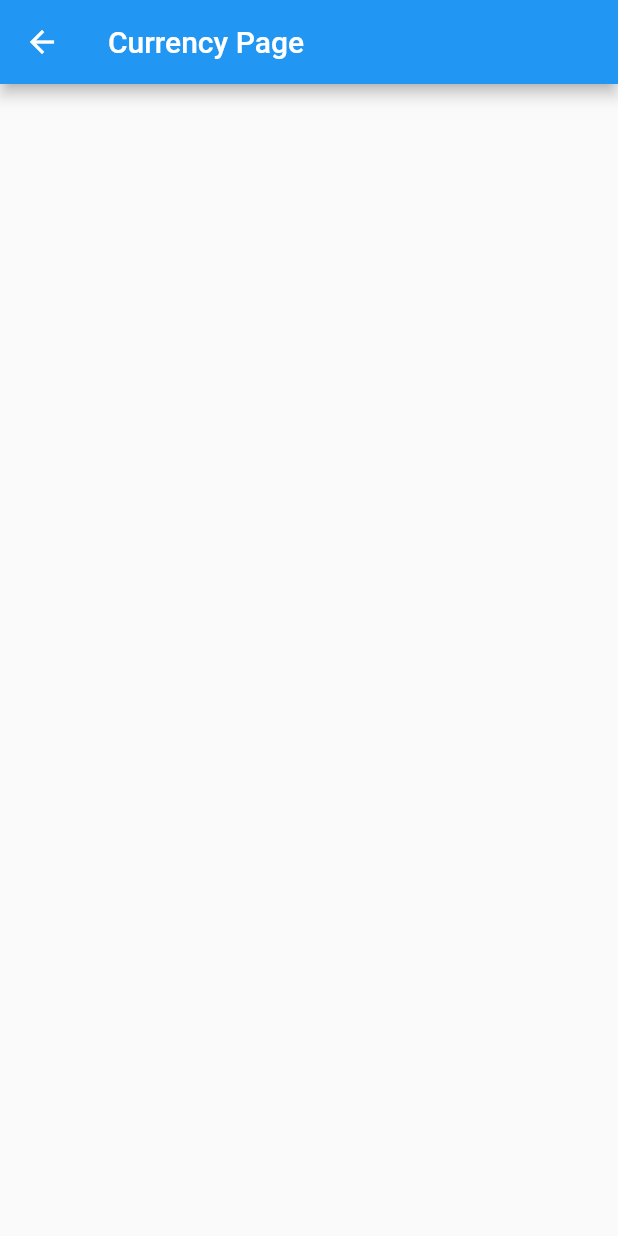
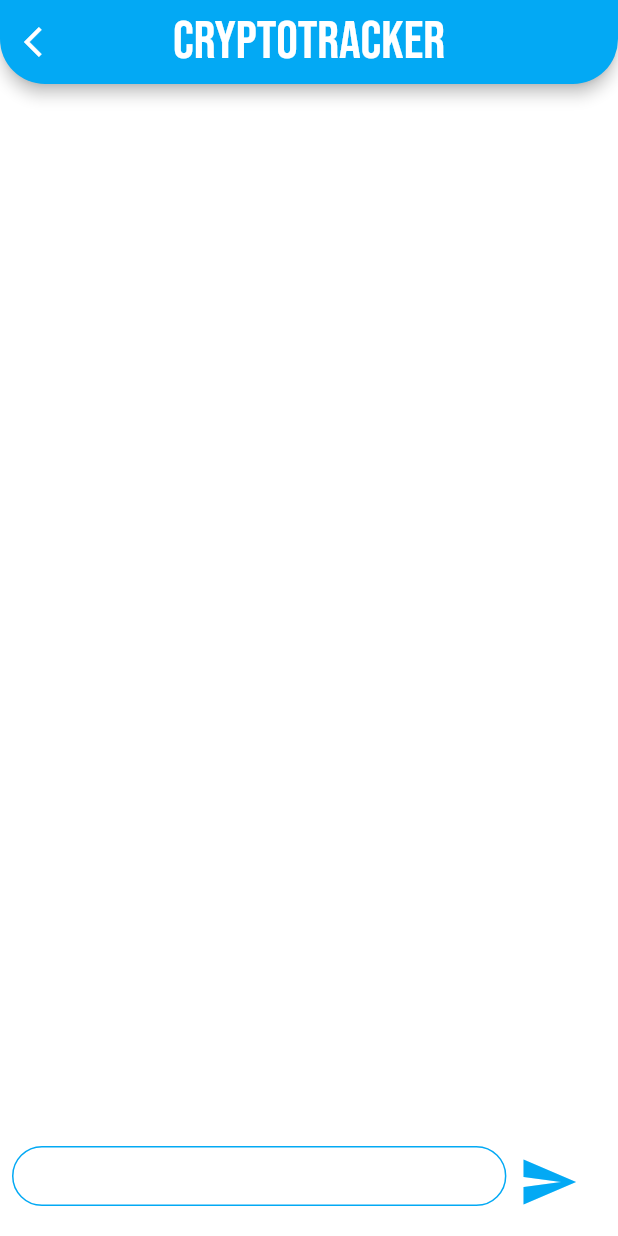
Before and after one commit to amaljoe/cryptocurrency_tracker_flutter, a Flutter app: the CurrencyPage screen opened by its route, on a phone screen of 412 x 824 dp. Run offline on Flutter 3.47's test engine with Material 2 defaults, Android fonts, the phone set to English and light mode, and no system bars; our stand-ins replace google_fonts.

Commit message:
Bottom chat almost done

```diff
--- /dev/null
+++ b/lib/components/bottom_chat.dart
@@ -0,0 +1,38 @@
+import 'package:flutter/material.dart';
+
+class BottomChat extends StatelessWidget {
+  @override
+  Widget build(BuildContext context) {
+    return Container(
+      padding: EdgeInsets.all(8),
+      decoration: BoxDecoration(
+        color: Colors.white,
+        borderRadius: BorderRadius.only(
+          topLeft: Radius.circular(20),
+          topRight: Radius.circular(20),
+        ),
+      ),
+      height: 80,
+      child: Center(
+        child: Row(
+          children: [
+            Container(
+              width: MediaQuery.of(context).size.width * 0.8,
+              height: 40,
+              decoration: BoxDecoration(
+                  border: Border.all(color: Colors.lightBlue),
+                  borderRadius: BorderRadius.all(Radius.circular(20))),
+            ),
+            IconButton(
+                icon: Icon(
+                  Icons.send,
+                  color: Colors.lightBlue,
+                  size: 40,
+                ),
+                onPressed: null)
+          ],
+        ),
+      ),
+    );
+  }
+}
--- a/lib/main.dart
+++ b/lib/main.dart
@@ -5,7 +5,9 @@ import 'screens/settings_page.dart';
 
 void main() {
   runApp(MaterialApp(
-    initialRoute: TrackerPage.id,
+    theme: ThemeData(
+        primaryColor: Colors.lightBlue, scaffoldBackgroundColor: Colors.white),
+    initialRoute: CurrencyPage.id,
     routes: {
       CurrencyPage.id: (context) => CurrencyPage(),
       TrackerPage.id: (context) => TrackerPage(),
--- a/lib/screens/currency_page.dart
+++ b/lib/screens/currency_page.dart
@@ -1,4 +1,6 @@
+import 'package:cryptocurrency_tracker_flutter/components/bottom_chat.dart';
 import 'package:flutter/material.dart';
+import 'package:cryptocurrency_tracker_flutter/utilities/constants.dart';
 
 class CurrencyPage extends StatefulWidget {
   static String id = 'currency_page';
@@ -11,9 +13,26 @@ class _CurrencyPageState extends State<CurrencyPage> {
   Widget build(BuildContext context) {
     return Scaffold(
       appBar: AppBar(
-          title: Text(
-        'Currency Page',
-      )),
+        leading: Icon(
+          Icons.arrow_back_ios,
+          color: Colors.white,
+          size: 24,
+        ),
+        centerTitle: true,
+        title: Text(
+          'CRYPTOTRACKER',
+          style: kTitleTextStyle,
+        ),
+        shape: RoundedRectangleBorder(
+          borderRadius: BorderRadius.vertical(bottom: Radius.circular(30)),
+        ),
+      ),
+      body: Column(children: [
+        Expanded(
+          child: Container(),
+        ),
+        BottomChat(),
+      ]),
     );
   }
 }
--- a/lib/utilities/constants.dart
+++ b/lib/utilities/constants.dart
@@ -0,0 +1,9 @@
+import 'package:flutter/cupertino.dart';
+import 'package:flutter/material.dart';
+import 'package:google_fonts/google_fonts.dart';
+
+final kTitleTextStyle = GoogleFonts.bebasNeue(
+  fontSize: 36,
+  fontWeight: FontWeight.w300,
+  color: Colors.white,
+);
--- a/pubspec.yaml
+++ b/pubspec.yaml
@@ -24,7 +24,7 @@ dependencies:
   flutter:
     sdk: flutter
   sqflite: ^1.3.0
-
+  google_fonts: ^1.1.0
 
 
   # The following adds the Cupertino Icons font to your application.
```
Also changed, not shown: pubspec.lock.
